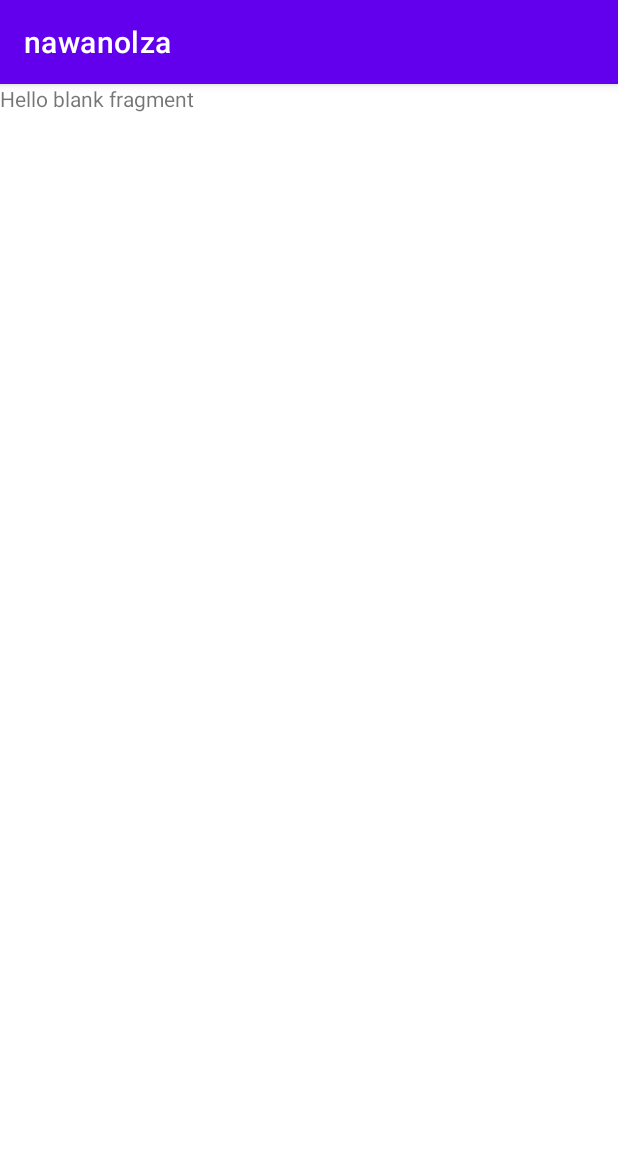
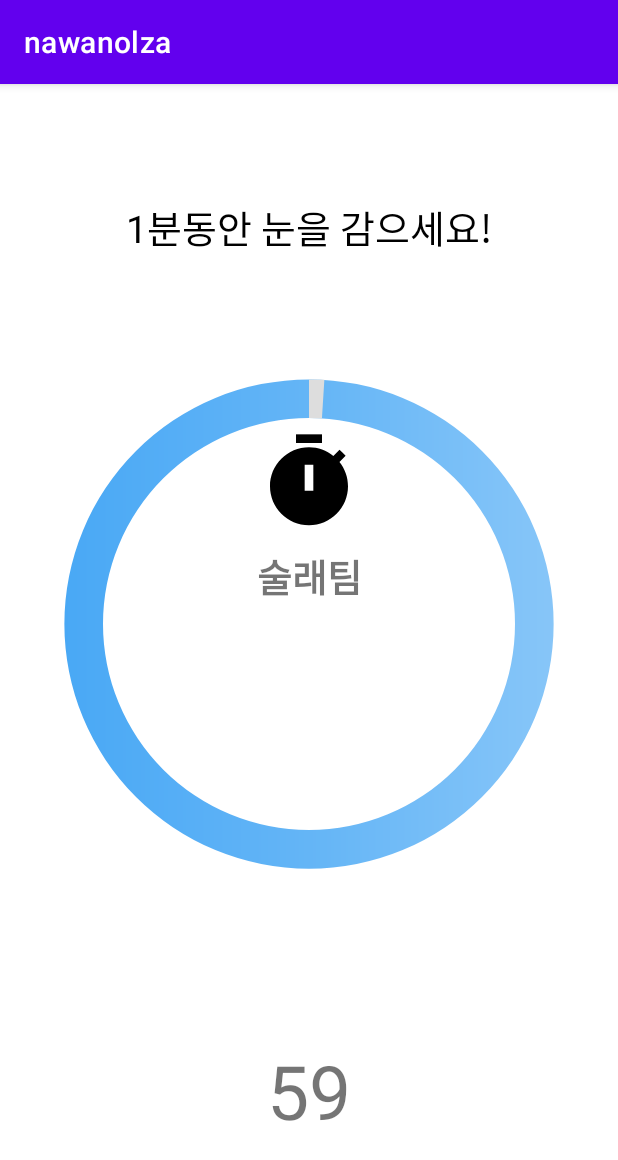
Before and after one commit to spy03128/NawaNolza, an Android app: the fragment ItFragment shown on its own in the app's theme, on a phone screen of 412 x 824 dp. Shown: the top 1160 px of the screen. Run offline under Robolectric (Android 15) with nearby library versions, the phone set to English and light mode, and no system bars; 2 statements that could not run were skipped.

Commit message:
S07P31D103-376 타이머 로직 구현

```diff
--- a/nawanolza/client/app/src/main/java/com/example/nawanolza/hideandseek/ItFragment.kt
+++ b/nawanolza/client/app/src/main/java/com/example/nawanolza/hideandseek/ItFragment.kt
@@ -1,11 +1,14 @@
 package com.example.nawanolza.hideandseek
 
 import android.os.Bundle
+import android.os.CountDownTimer
 import androidx.fragment.app.Fragment
 import android.view.LayoutInflater
 import android.view.View
 import android.view.ViewGroup
 import com.example.nawanolza.R
+import kotlinx.android.synthetic.main.fragment_participants.*
+
 
 // TODO: Rename parameter arguments, choose names that match
 // the fragment initialization parameters, e.g. ARG_ITEM_NUMBER
@@ -28,6 +31,18 @@ class ItFragment : Fragment() {
             param1 = it.getString(ARG_PARAM1)
             param2 = it.getString(ARG_PARAM2)
         }
+        object : CountDownTimer(61000, 1000) {
+
+            override fun onTick(millisUntilFinished: Long) {
+                var time = (millisUntilFinished / 1000).toInt()
+                tv_test.setText(time.toString())
+                countDown.progress = (60-time)*100/60
+            }
+
+            override fun onFinish() {
+                // 다음으로 가는 로직
+            }
+        }.start()
     }
 
     override fun onCreateView(
--- a/nawanolza/client/app/src/main/java/com/example/nawanolza/hideandseek/ParticipantsFragment.kt
+++ b/nawanolza/client/app/src/main/java/com/example/nawanolza/hideandseek/ParticipantsFragment.kt
@@ -1,11 +1,15 @@
 package com.example.nawanolza.hideandseek
 
 import android.os.Bundle
+import android.os.CountDownTimer
 import androidx.fragment.app.Fragment
 import android.view.LayoutInflater
 import android.view.View
 import android.view.ViewGroup
 import com.example.nawanolza.R
+import com.example.nawanolza.databinding.FragmentParticipantsBinding
+
+import kotlinx.android.synthetic.main.fragment_participants.*
 
 // TODO: Rename parameter arguments, choose names that match
 // the fragment initialization parameters, e.g. ARG_ITEM_NUMBER
@@ -18,6 +22,9 @@ private const val ARG_PARAM2 = "param2"
  * create an instance of this fragment.
  */
 class ParticipantsFragment : Fragment() {
+
+    lateinit var binding: FragmentParticipantsBinding
+
     // TODO: Rename and change types of parameters
     private var param1: String? = null
     private var param2: String? = null
@@ -28,6 +35,24 @@ class ParticipantsFragment : Fragment() {
             param1 = it.getString(ARG_PARAM1)
             param2 = it.getString(ARG_PARAM2)
         }
+        binding = FragmentParticipantsBinding.inflate(layoutInflater)
+
+        object : CountDownTimer(61000, 1000) {
+
+            override fun onTick(millisUntilFinished: Long) {
+                var time = (millisUntilFinished / 1000).toInt()
+                tv_test.setText(time.toString())
+                countDown.progress = (60-time)*100/60
+            }
+
+            override fun onFinish() {
+                // 다음으로 가는 로직
+            }
+        }.start()
+
+
+
+
     }
 
     override fun onCreateView(
--- /dev/null
+++ b/nawanolza/client/app/src/main/res/drawable/circle.xml
@@ -0,0 +1,28 @@
+<?xml version="1.0" encoding="utf-8"?>
+<layer-list xmlns:android="http://schemas.android.com/apk/res/android">
+    <item>
+        <shape
+            android:shape="ring"
+            android:thicknessRatio="16"
+            android:useLevel="false">
+<!--            <solid android:color="#00A6ED" />-->
+            <gradient
+                android:startColor="#42a5f5"
+                android:centerColor="#64b5f6"
+                android:endColor="#90caf9" />
+        </shape>
+    </item>
+    <item>
+        <rotate
+            android:fromDegrees="270"
+            android:toDegrees="270">
+            <shape
+                android:shape="ring"
+                android:thicknessRatio="16"
+                android:useLevel="true">
+                <solid android:color="#DDD" />
+            </shape>
+        </rotate>
+    </item>
+
+</layer-list>
--- a/nawanolza/client/app/src/main/res/layout/fragment_it.xml
+++ b/nawanolza/client/app/src/main/res/layout/fragment_it.xml
@@ -1,5 +1,6 @@
 <?xml version="1.0" encoding="utf-8"?>
-<FrameLayout xmlns:android="http://schemas.android.com/apk/res/android"
+<androidx.constraintlayout.widget.ConstraintLayout xmlns:android="http://schemas.android.com/apk/res/android"
+    xmlns:app="http://schemas.android.com/apk/res-auto"
     xmlns:tools="http://schemas.android.com/tools"
     android:layout_width="match_parent"
     android:layout_height="match_parent"
@@ -7,8 +8,64 @@
 
     <!-- TODO: Update blank fragment layout -->
     <TextView
+        android:id="@+id/role"
+        android:layout_width="wrap_content"
+        android:layout_height="wrap_content"
+        android:text="1분동안 눈을 감으세요!"
+        android:textColor="@color/black"
+        android:textSize="25sp"
+        app:layout_constraintBottom_toBottomOf="parent"
+        app:layout_constraintEnd_toEndOf="parent"
+        app:layout_constraintStart_toStartOf="parent"
+        app:layout_constraintTop_toTopOf="parent"
+        app:layout_constraintVertical_bias="0.104" />
+
+    <ImageView
+        android:id="@+id/imageView2"
+        android:layout_width="81dp"
+        android:layout_height="69dp"
+        android:src="@drawable/ic_baseline_timer_24"
+        app:layout_constraintBottom_toBottomOf="parent"
+        app:layout_constraintEnd_toEndOf="parent"
+        app:layout_constraintStart_toStartOf="parent"
+        app:layout_constraintTop_toTopOf="parent"
+        app:layout_constraintVertical_bias="0.33" />
+
+    <TextView
+        android:layout_width="wrap_content"
+        android:layout_height="wrap_content"
+        android:text="술래팀"
+        android:textSize="25sp"
+        android:textStyle="bold"
+        app:layout_constraintBottom_toBottomOf="@+id/countDown"
+        app:layout_constraintEnd_toEndOf="parent"
+        app:layout_constraintStart_toStartOf="@+id/countDown"
+        app:layout_constraintTop_toBottomOf="@+id/imageView2"
+        app:layout_constraintVertical_bias="0.038" />
+
+    <ProgressBar
+        android:id="@+id/countDown"
         android:layout_width="match_parent"
-        android:layout_height="match_parent"
-        android:text="@string/hello_blank_fragment" />
+        android:layout_height="428dp"
+        android:indeterminateOnly="false"
+        android:progressDrawable="@drawable/circle"
+        app:layout_constraintBottom_toBottomOf="parent"
+        app:layout_constraintEnd_toEndOf="parent"
+        app:layout_constraintHorizontal_bias="0.0"
+        app:layout_constraintStart_toStartOf="parent"
+        app:layout_constraintTop_toTopOf="parent"
+        app:layout_constraintVertical_bias="0.429"
+        tools:progress="0" />
 
-</FrameLayout>
+    <TextView
+        android:id="@+id/tv_test"
+        android:layout_width="wrap_content"
+        android:layout_height="wrap_content"
+        android:text="60"
+        android:textSize="50sp"
+        app:layout_constraintBottom_toBottomOf="parent"
+        app:layout_constraintEnd_toEndOf="parent"
+        app:layout_constraintStart_toStartOf="parent"
+        app:layout_constraintTop_toBottomOf="@+id/countDown" />
+
+</androidx.constraintlayout.widget.ConstraintLayout>
```
Also changed, not shown: nawanolza/client/app/src/main/java/com/example/nawanolza/fragment/HideAndSeek.kt (deleted, +0 -60 lines), nawanolza/client/app/src/main/res/layout/fragment_participants.xml (+42 -4 lines).
